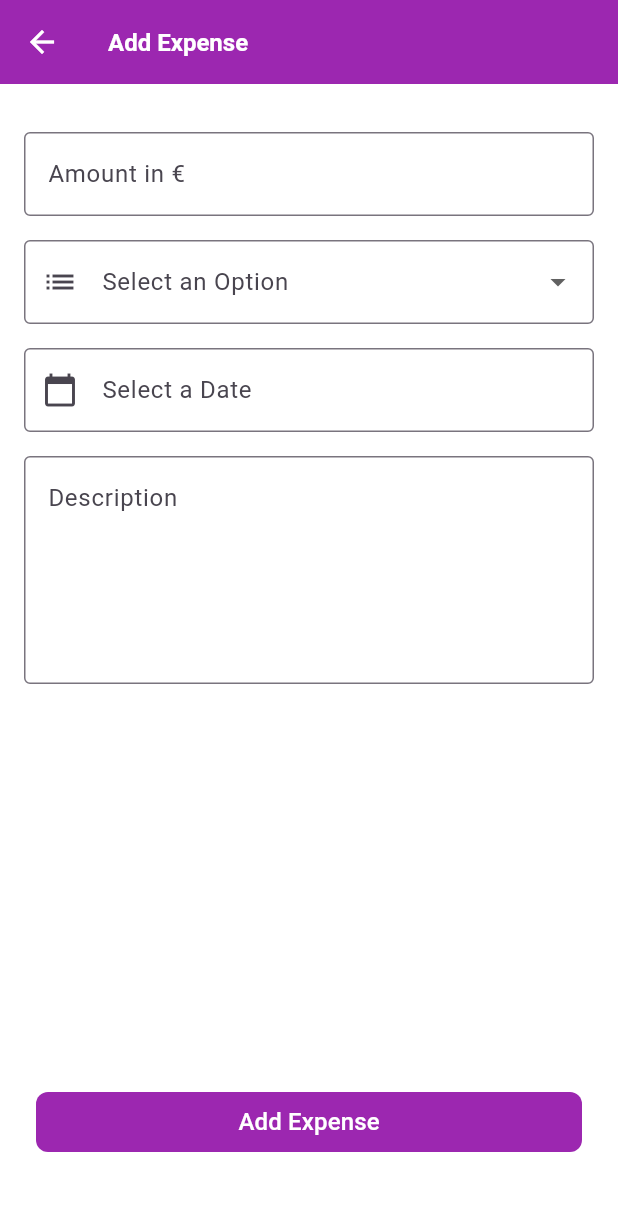
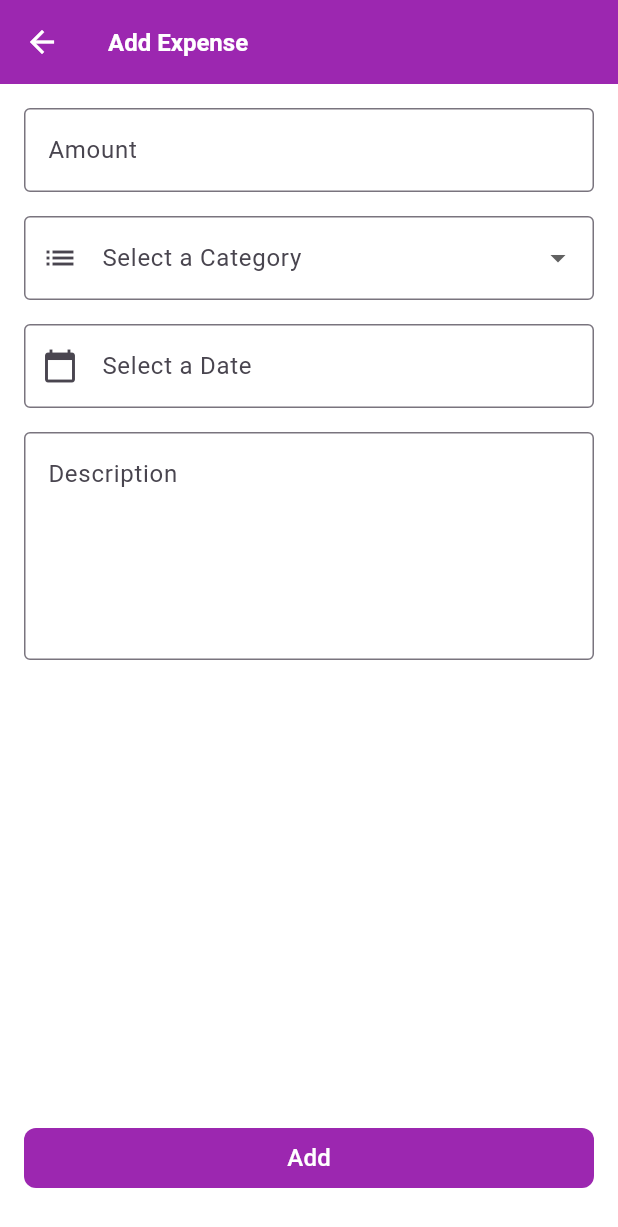
Before and after one commit to abbiyuarsyah/expense-tracker, a Flutter app: the AddExpensePage screen opened by its route, on a phone screen of 412 x 824 dp. Shown: the top 1227 px of the screen. Run offline on Flutter 3.47's test engine with Material 3 defaults, Android fonts, the phone set to English and light mode, and no system bars; our stand-ins replace dartz, easy_localization, equatable, flutter_bloc, get_it, hive and 1 more; accounts and stored records are empty.

Commit message:
complete the ui of add expense screen

```diff
--- a/lib/app.dart
+++ b/lib/app.dart
@@ -9,8 +9,11 @@ class App extends StatelessWidget {
   @override
   Widget build(BuildContext context) {
     return MaterialApp(
-      title: 'expense',
+      title: tr('expense_tracker'),
+      localizationsDelegates: context.localizationDelegates,
+      supportedLocales: context.supportedLocales,
       locale: context.locale,
+      debugShowCheckedModeBanner: false,
       initialRoute: '/',
       routes: {
         '/': (context) => const ExpenseSummaryPage(),
--- /dev/null
+++ b/lib/core/enums/state_status.dart
@@ -0,0 +1,6 @@
+enum StateStatus {
+  init,
+  loading,
+  loaded,
+  failed,
+}
--- /dev/null
+++ b/lib/core/shared_widget/text_field_widget.dart
@@ -0,0 +1,56 @@
+import 'package:flutter/material.dart';
+import 'package:flutter/services.dart';
+
+class TextFieldWidget extends StatelessWidget {
+  const TextFieldWidget({
+    super.key,
+    required this.textEditingController,
+    required this.labelText,
+    required this.hintText,
+    this.textInputType,
+    this.inputFormatters,
+    this.prefixText,
+    this.validator,
+    this.prefixIcon,
+    this.alignLabelWithHint,
+    this.maxLines,
+    this.readOnly,
+    this.onTap,
+  });
+
+  final TextEditingController textEditingController;
+  final TextInputType? textInputType;
+  final List<TextInputFormatter>? inputFormatters;
+  final String labelText;
+  final String hintText;
+  final String? prefixText;
+  final FormFieldValidator<String>? validator;
+  final Widget? prefixIcon;
+  final bool? alignLabelWithHint;
+  final int? maxLines;
+  final bool? readOnly;
+  final VoidCallback? onTap;
+
+  @override
+  Widget build(BuildContext context) {
+    return TextFormField(
+      controller: textEditingController,
+      keyboardType: textInputType,
+      readOnly: readOnly ?? false,
+      maxLines: maxLines,
+      inputFormatters: [
+        FilteringTextInputFormatter.allow(RegExp(r'^\d+\.?\d{0,2}')),
+      ],
+      decoration: InputDecoration(
+        labelText: labelText,
+        prefixText: prefixText,
+        border: const OutlineInputBorder(),
+        hintText: hintText,
+        prefixIcon: prefixIcon,
+        alignLabelWithHint: alignLabelWithHint,
+      ),
+      validator: validator,
+      onTap: onTap,
+    );
+  }
+}
--- a/lib/features/expense/domain/use_case/delete_expense.dart
+++ b/lib/features/expense/domain/use_case/delete_expense.dart
@@ -6,8 +6,8 @@ import '../../data/models/expense_model.dart';
 import '../entities/expense_entity.dart';
 import '../repositories/expense_repository.dart';
 
-class DeletExpense extends UseCase<bool, ExpenseEntity> {
-  DeletExpense({required this.repository});
+class DeleteExpense extends UseCase<bool, ExpenseEntity> {
+  DeleteExpense({required this.repository});
 
   final ExpenseRepository repository;
 
--- a/lib/features/expense/domain/use_case/get_expenses.dart
+++ b/lib/features/expense/domain/use_case/get_expenses.dart
@@ -5,14 +5,15 @@ import 'package:expense_tracker/features/expense/domain/repositories/expense_rep
 
 import '../../../../core/utils/use_case.dart';
 
-class GetExpenses extends UseCase<List<ExpenseEntity>, ExpenseEntity> {
+class GetExpenses extends UseCase<List<ExpenseEntity>, Object?> {
   GetExpenses({required this.repository});
 
   final ExpenseRepository repository;
 
   @override
   Future<Either<Failure, List<ExpenseEntity>>> call(
-      ExpenseEntity params) async {
+    Object? params,
+  ) async {
     final result = await repository.getAll();
 
     return result.fold(
--- a/lib/features/expense/presentation/pages/add_expense_page.dart
+++ b/lib/features/expense/presentation/pages/add_expense_page.dart
@@ -1,8 +1,10 @@
+import 'package:easy_localization/easy_localization.dart';
 import 'package:flutter/material.dart';
 import 'package:flutter/services.dart';
 
 import '../../../../core/constants/dimens.dart';
-import '../../../../core/shared_widget/card_container.dart';
+import '../../../../core/enums/expense_category_enum.dart';
+import '../../../../core/shared_widget/text_field_widget.dart';
 
 class AddExpensePage extends StatefulWidget {
   const AddExpensePage({super.key});
@@ -12,14 +14,11 @@ class AddExpensePage extends StatefulWidget {
 }
 
 class _AddExpensePageState extends State<AddExpensePage> {
-  final List<String> _options = [
-    'Option 1',
-    'Option 2',
-    'Option 3',
-    'Option 4'
-  ];
-  String? _selectedOption;
   final TextEditingController _dateController = TextEditingController();
+  final TextEditingController _amountController = TextEditingController();
+  final TextEditingController _descriptionController = TextEditingController();
+  final GlobalKey<FormState> _formKey = GlobalKey<FormState>();
+  ExpenseCategoryEnum? _selectedOption;
 
   @override
   Widget build(BuildContext context) {
@@ -30,109 +29,88 @@ class _AddExpensePageState extends State<AddExpensePage> {
           color: Colors.white,
         ),
         backgroundColor: Colors.purple,
-        title: const Text(
-          "Add Expense",
-          style: TextStyle(
+        title: Text(
+          tr('add_expense'),
+          style: const TextStyle(
             fontSize: 16,
             fontWeight: FontWeight.bold,
             color: Colors.white,
           ),
         ),
       ),
-      body: Column(
+      body: Form(
+        key: _formKey,
+        child: Padding(
+          padding: const EdgeInsets.all(Dimens.large).copyWith(
+            bottom: Dimens.xxLarge,
+          ),
+          child: Column(
             children: [
-          SizedBox(height: Dimens.xxLarge),
-          Padding(
-            padding: const EdgeInsets.symmetric(horizontal: Dimens.large),
-            child: TextField(
-              // controller: _controller,
-              keyboardType: TextInputType.numberWithOptions(decimal: true),
+              TextFieldWidget(
+                textEditingController: _amountController,
+                textInputType: const TextInputType.numberWithOptions(
+                  decimal: true,
+                ),
                 inputFormatters: [
                   FilteringTextInputFormatter.allow(RegExp(r'^\d+\.?\d{0,2}')),
                 ],
-              decoration: InputDecoration(
-                labelText: 'Amount in €',
+                labelText: tr('amount'),
                 prefixText: '€ ',
-                border: OutlineInputBorder(),
-                hintText: 'Enter amount',
-              ),
-              onChanged: (value) {
-                // Optionally handle value change
-                print('Entered amount: $value');
+                hintText: tr('enter_amount'),
+                validator: (value) {
+                  if (value == null || value.isEmpty) {
+                    return 'Name cannot be empty';
+                  }
+                  return null;
                 },
               ),
-          ),
-          SizedBox(height: Dimens.large),
-          Padding(
-            padding: const EdgeInsets.symmetric(horizontal: Dimens.large),
-            child: DropdownButtonFormField<String>(
+              const SizedBox(height: Dimens.large),
+              DropdownButtonFormField<ExpenseCategoryEnum>(
                 value: _selectedOption,
                 decoration: InputDecoration(
-                labelText: 'Select an Option',
-                border: OutlineInputBorder(),
-                prefixIcon: Icon(Icons.list),
+                  labelText: tr('select_category'),
+                  border: const OutlineInputBorder(),
+                  prefixIcon: const Icon(Icons.list),
                 ),
-              items: _options.map((option) {
+                items: ExpenseCategoryEnum.values.map((category) {
                   return DropdownMenuItem(
-                  value: option,
-                  child: Text(option),
+                    value: category,
+                    child: Text(category.value),
                   );
                 }).toList(),
                 onChanged: (value) {
                   setState(() {
                     _selectedOption = value;
                   });
-                print('Selected option: $value');
                 },
               ),
-          ),
-          SizedBox(height: Dimens.large),
-          Padding(
-            padding: const EdgeInsets.symmetric(horizontal: Dimens.large),
-            child: TextFormField(
-              controller: _dateController,
+              const SizedBox(height: Dimens.large),
+              TextFieldWidget(
+                textEditingController: _dateController,
                 readOnly: true,
-              decoration: InputDecoration(
-                labelText: 'Select a Date',
-                border: OutlineInputBorder(),
-                prefixIcon: Icon(Icons.calendar_today),
-                hintText: 'DD/MM/YYYY',
-              ),
+                labelText: tr('select_date'),
+                prefixIcon: const Icon(Icons.calendar_today),
+                hintText: tr('date_hint'),
+                alignLabelWithHint: true,
                 onTap: () => _selectDate(context),
               ),
-          ),
-          SizedBox(height: Dimens.large),
-          Padding(
-            padding: const EdgeInsets.symmetric(horizontal: Dimens.large),
-            child: TextField(
-              // controller: _descriptionController,
-              maxLines: 5, // Allows multi-line input
-              decoration: InputDecoration(
-                labelText: 'Description',
-                border: OutlineInputBorder(),
-                hintText: 'Enter your description here...',
-                alignLabelWithHint:
-                    true, // Aligns the label for multi-line fields
-              ),
-              onChanged: (value) {
-                print('Description: $value');
-              },
-            ),
+              const SizedBox(height: Dimens.large),
+              TextFieldWidget(
+                textEditingController: _descriptionController,
+                maxLines: 5,
+                labelText: tr('description'),
+                hintText: tr('enter_description_here'),
+                alignLabelWithHint: true,
               ),
               const Expanded(child: SizedBox()),
-          CardContainer(
-            child: Padding(
-              padding: const EdgeInsets.only(bottom: Dimens.xxLarge),
-              child: SizedBox(
+              SizedBox(
                 width: MediaQuery.of(context).size.width,
                 height: 40,
                 child: TextButton(
                   onPressed: () {
-                    Navigator.push(
-                      context,
-                      MaterialPageRoute(
-                          builder: (context) => const AddExpensePage()),
-                    );
+                    if (_formKey.currentState!.validate()) {
+                      print('Form is valid');
+                    }
                   },
                   style: TextButton.styleFrom(
                     backgroundColor: Colors.purple,
@@ -142,14 +120,14 @@ class _AddExpensePageState extends State<AddExpensePage> {
                     ),
                   ),
                   child: Text(
-                    'Add Expense',
+                    tr('add'),
                     style: const TextStyle(fontSize: 16.0),
                   ),
                 ),
               ),
+            ],
           ),
         ),
-        ],
       ),
     );
   }
```
Also changed, not shown: assets/lang/en-US.json (+12 -0 lines), lib/features/expense/domain/entities/expense_entity.dart (+10 -0 lines), lib/features/expense/presentation/bloc/expense_bloc.dart (added, +71 -0 lines), lib/features/expense/presentation/bloc/expense_event.dart (added, +21 -0 lines), lib/features/expense/presentation/bloc/expense_state.dart (added, +23 -0 lines). Lines whose indentation alone changed are shown as unchanged.
